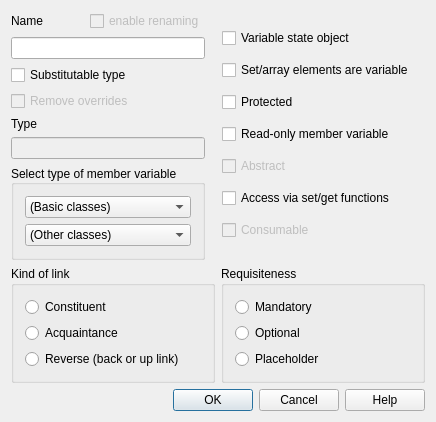
Qt form lavape/src/LavaPE_UI/idd_attrbox.ui (berkus/lavape) before a commit.
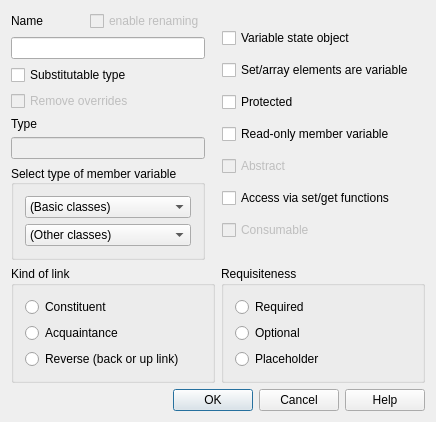
The same form after that commit.

Patch:
```diff
--- a/lavape/src/LavaPE_UI/idd_attrbox.ui
+++ b/lavape/src/LavaPE_UI/idd_attrbox.ui
@@ -333,7 +333,7 @@
            <enum>Qt::StrongFocus</enum>
           </property>
           <property name="text" >
-           <string>Mandatory</string>
+           <string>Required</string>
           </property>
          </widget>
         </item>
```
